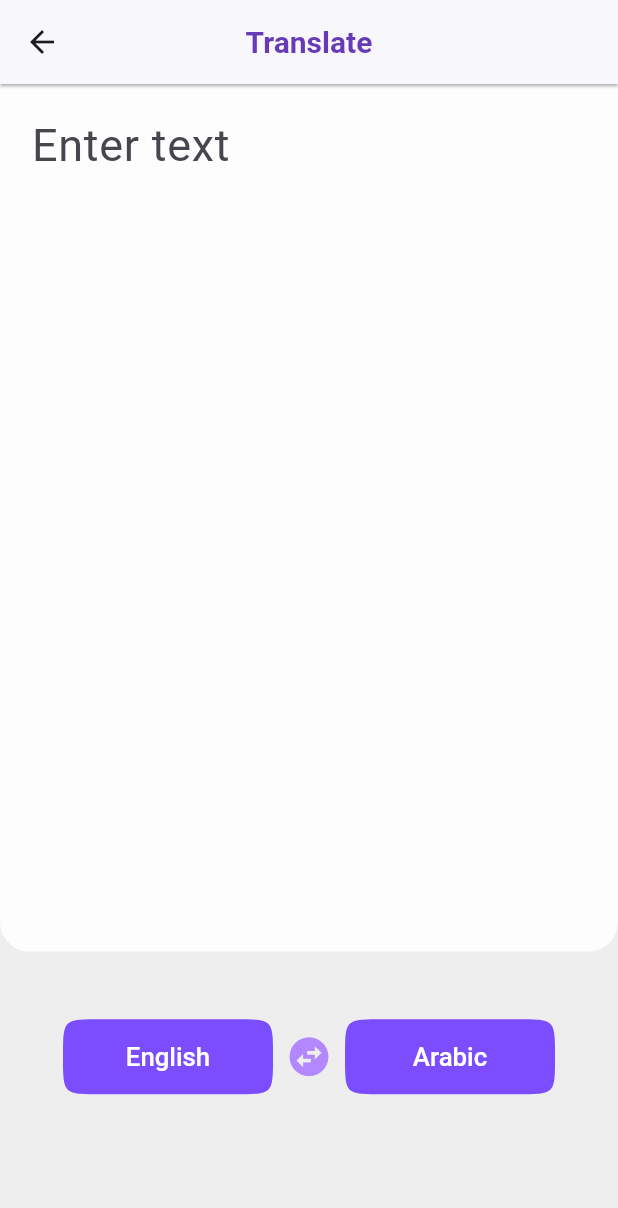
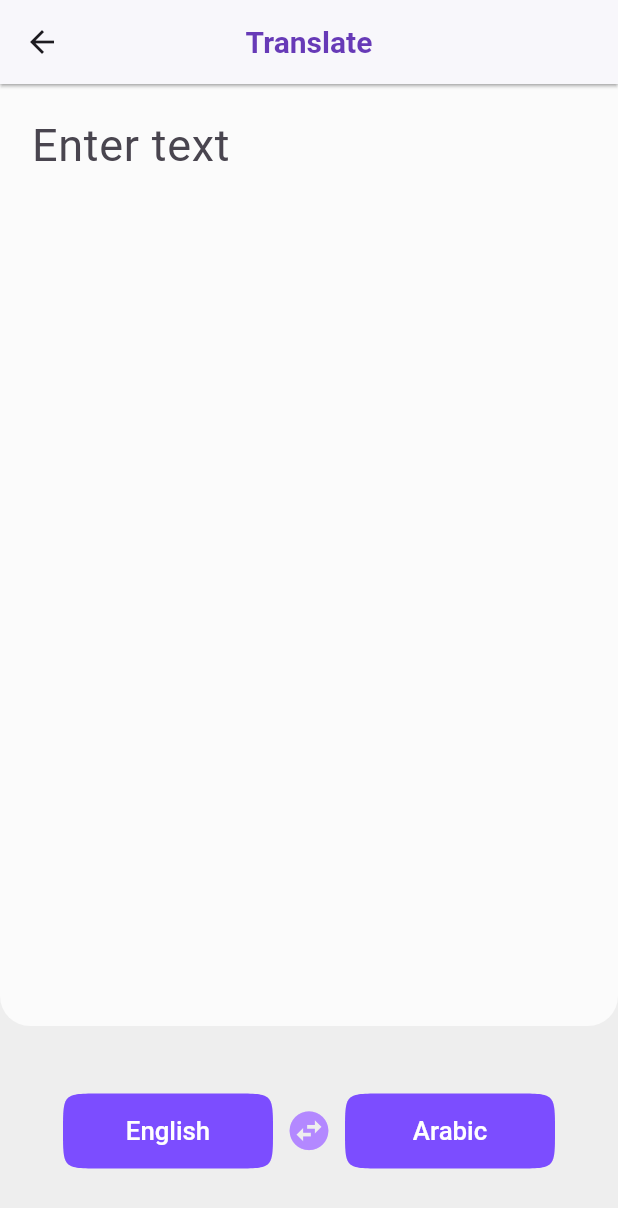
Before and after one commit to YousefDewidar/ai_assistant_app, a Flutter app: the TransPage screen opened directly, on a phone screen of 412 x 824 dp. Shown: the top 1208 px of the screen. Run offline on Flutter 3.47's test engine with Material 3 defaults, Android fonts, the light colour scheme and no system bars; our stand-ins replace font_awesome_flutter, google_generative_ai, lottie; missing offline and left inert: translator.

Commit message:
fix issus in translate page

```diff
--- a/lib/screens/ai_assistant_page.dart
+++ b/lib/screens/ai_assistant_page.dart
@@ -35,7 +35,7 @@ class AiChoosePage extends StatelessWidget {
         // ],
       ),
       body: Column(
-        children: [
+        children:const [
 
           AiTypeCard(
             imgSrc: 'assets/images/ai_hand_waving.json',
--- a/lib/screens/pagesAI/translate_page.dart
+++ b/lib/screens/pagesAI/translate_page.dart
@@ -1,4 +1,4 @@
-import 'package:ai_assistant_app/widgets/customLangButt.dart';
+import 'package:ai_assistant_app/widgets/custom_lang_butt.dart';
 import 'package:flutter/material.dart';
 import 'package:flutter/services.dart';
 import 'package:font_awesome_flutter/font_awesome_flutter.dart';
@@ -16,8 +16,6 @@ class _TransPageState extends State<TransPage> {
   TextEditingController transController = TextEditingController();
   final translator = GoogleTranslator();
 
-  double heightCon = 140;
-  double i = 0;
   bool isVisible = false;
   String wordsTranslated = '';
   String lang1 = 'English';
@@ -103,8 +101,7 @@ class _TransPageState extends State<TransPage> {
 
   @override
   Widget build(BuildContext context) {
-    final screenHight = MediaQuery.of(context).size.height;
-    final screenWidth = MediaQuery.of(context).size.width;
+    // final screenWidth = MediaQuery.of(context).size.width;
 
     return Scaffold(
       backgroundColor: Colors.grey[200],
@@ -122,15 +119,14 @@ class _TransPageState extends State<TransPage> {
         backgroundColor: Colors.white,
       ),
       body: Column(
+        mainAxisAlignment: MainAxisAlignment.spaceBetween,
         children: [
           // text field
-          AnimatedContainer(
-            duration: const Duration(milliseconds: 300),
-            width: double.infinity,
-            height: screenHight - 105.5 - heightCon - i,
+          Expanded(
+            child: Container(
               padding: const EdgeInsets.symmetric(horizontal: 3),
               decoration: const BoxDecoration(
-                color: Color.fromARGB(241, 254, 254, 254),
+                  color: Color.fromARGB(188, 255, 255, 255),
                   borderRadius: BorderRadius.only(
                       bottomLeft: Radius.circular(20),
                       bottomRight: Radius.circular(20))),
@@ -151,15 +147,7 @@ class _TransPageState extends State<TransPage> {
                         setState(() {});
                       }
                     },
-                  onTap: () {
-                    i = 280;
-                    setState(() {});
-                  },
-                  onSubmitted: (value) async {
-                    i = 0;
-                    setState(() {});
-                  },
-                  // autocorrect: true,
+                    autocorrect: true,
                     style: const TextStyle(
                         fontSize: 22, fontWeight: FontWeight.w400),
                     decoration: InputDecoration(
@@ -170,10 +158,11 @@ class _TransPageState extends State<TransPage> {
                           : TextDirection.ltr,
                       hintStyle: const TextStyle(
                           fontSize: 30, fontWeight: FontWeight.w400),
-                    contentPadding: EdgeInsets.all(18),
+                      contentPadding: const EdgeInsets.all(18),
                     ),
-                  textDirection:
-                      lang1 == 'Arabic' ? TextDirection.rtl : TextDirection.ltr,
+                    textDirection: lang1 == 'Arabic'
+                        ? TextDirection.rtl
+                        : TextDirection.ltr,
                   ),
                   Visibility(
                     visible: isVisible,
@@ -193,8 +182,8 @@ class _TransPageState extends State<TransPage> {
                             // icon
                             IconButton(
                                 onPressed: () {
-                                i = 0;
-                                setState(() {});
+                                  // i = 0;
+                                  // setState(() {});
                                 },
                                 icon: const Icon(
                                   Icons.arrow_circle_right_outlined,
@@ -204,9 +193,8 @@ class _TransPageState extends State<TransPage> {
                           ],
                         ),
                         Container(
-                        padding: EdgeInsets.all(18),
+                          padding: const EdgeInsets.all(18),
                           height: 100,
-                        width: screenWidth,
                           child: Row(
                             children: [
                               Text(
@@ -218,7 +206,7 @@ class _TransPageState extends State<TransPage> {
                                 ),
                               ),
                               Padding(
-                              padding: EdgeInsets.only(left: 3),
+                                padding: const EdgeInsets.only(left: 3),
                                 child: IconButton(
                                     onPressed: () {
                                       copyToClipboard(text: wordsTranslated);
@@ -237,10 +225,11 @@ class _TransPageState extends State<TransPage> {
                 ],
               ),
             ),
+          ),
 
           // buttons
           Container(
-            height: heightCon,
+            height: 140,
             color: Colors.grey[200],
             child: Row(
               mainAxisAlignment: MainAxisAlignment.center,
```
Also changed, not shown: lib/screens/home_page.dart (+16 -5 lines), lib/screens/pagesAI/chat_page.dart (+27 -79 lines), lib/widgets/custom_button.dart (renamed from lib/widgets/custombutton.dart, +11 -19 lines), lib/widgets/custom_text_input.dart (renamed from lib/widgets/CustomTextInput.dart, +13 -9 lines), lib/widgets/suggestions_card.dart (added, +34 -0 lines), lib/widgets/suggestions_view.dart (added, +41 -0 lines), lib/widgets/custom_lang_butt.dart (renamed from lib/widgets/customLangButt.dart). Lines whose indentation alone changed are shown as unchanged.
